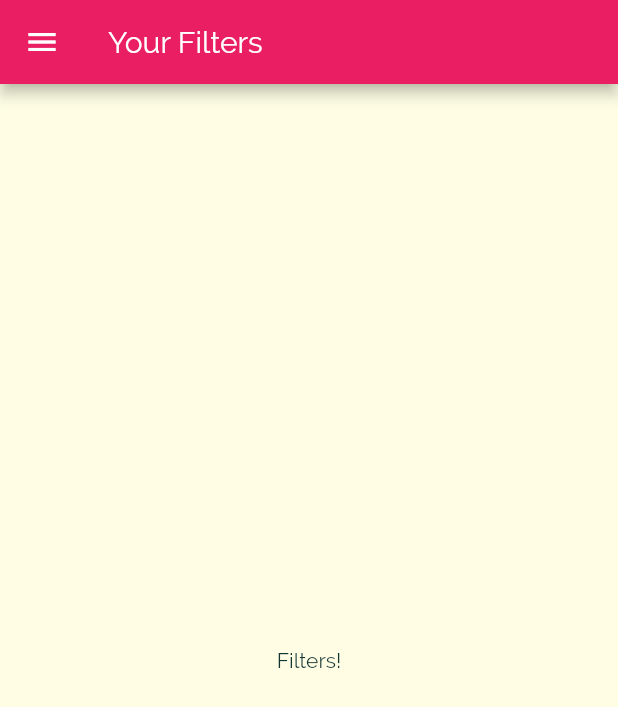
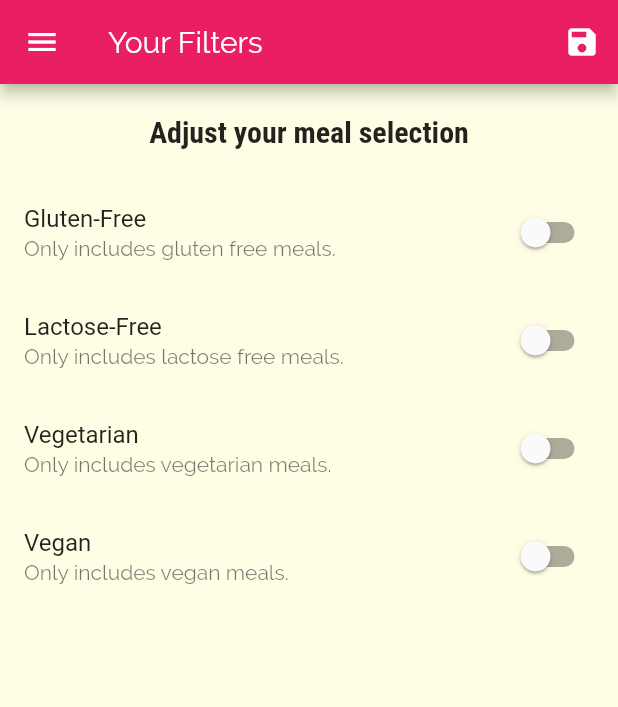
Before and after one commit to hassan1709/mealsApp, a Flutter app: the FiltersScreen screen opened by its route, on a phone screen of 412 x 824 dp. Shown: the top 707 px of the screen. Run offline on Flutter 3.47's test engine with Material 2 defaults, Android fonts, the phone set to English and light mode, and no system bars.

Commit message:
Adding filter switches and logic

```diff
--- a/lib/main.dart
+++ b/lib/main.dart
@@ -1,16 +1,55 @@
+import 'dart:core';
+
 import 'package:flutter/material.dart';
 import './screens/tabs_screen.dart';
 import './screens/meal_detail_screen.dart';
 import './screens/category_meals_screen.dart';
 import './screens/categories_screen.dart';
 import './screens/filters_screen.dart';
+import './models/meal.dart';
+import 'dummy_data.dart';
 
 void main() {
   runApp(MyApp());
 }
 
-class MyApp extends StatelessWidget {
+class MyApp extends StatefulWidget {
   // This widget is the root of your application.
+  @override
+  _MyAppState createState() => _MyAppState();
+}
+
+class _MyAppState extends State<MyApp> {
+  Map<String, bool> _filters = {
+    'gluten': false,
+    'lactose': false,
+    'vegan': false,
+    'vegetarian': false,
+  };
+
+  List<Meal> _availableMeals = DUMMY_MEALS;
+
+  void _setFilters(Map<String, bool> filterData) {
+    setState(() {
+      _filters = filterData;
+      _availableMeals = DUMMY_MEALS.where((meal) {
+        if (_filters['gluten'] && !meal.isGlutenFree) {
+          return false;
+        }
+        if (_filters['lactose'] && !meal.isLactoseFree) {
+          return false;
+        }
+        if (_filters['vegan'] && !meal.isVegan) {
+          return false;
+        }
+        if (_filters['vegetarian'] && !meal.isVegetarian) {
+          return false;
+        }
+        return true;
+      }).toList();
+    });
+  }
+
   @override
   Widget build(BuildContext context) {
     return MaterialApp(
@@ -41,9 +80,9 @@ class MyApp extends StatelessWidget {
       initialRoute: '/', //default is '/'
       routes: {
         '/': (ctx) => TabsScreen(), //CategoriesScreen(),
-        CategoryMealsScreen.routeName: (ctx) => CategoryMealsScreen(),
+        CategoryMealsScreen.routeName: (ctx) => CategoryMealsScreen(_availableMeals),
         MealDetailScreen.routeName: (ctx) => MealDetailScreen(),
-        FiltersScreen.routeName: (ctx) => FiltersScreen(),
+        FiltersScreen.routeName: (ctx) => FiltersScreen(_filters, _setFilters),
       },
       onUnknownRoute: (settings) {
         return MaterialPageRoute(builder: (ctx) => CategoriesScreen());
--- a/lib/screens/category_meals_screen.dart
+++ b/lib/screens/category_meals_screen.dart
@@ -1,10 +1,12 @@
 import 'package:flutter/material.dart';
 import '../widgets/meal_item.dart';
-import '../dummy_data.dart';
 import '../models/meal.dart';
 
 class CategoryMealsScreen extends StatefulWidget {
   static const routeName = '/category-meals';
+  final List<Meal> availableMeals;
+
+  CategoryMealsScreen(this.availableMeals);
 
   @override
   _CategoryMealsScreenState createState() => _CategoryMealsScreenState();
@@ -24,7 +26,7 @@ class _CategoryMealsScreenState extends State<CategoryMealsScreen> {
     final routeArgs = ModalRoute.of(context).settings.arguments as Map<String, String>;
     categoryTitle = routeArgs['title'];
     final categoryId = routeArgs['id'];
-    displayMeals = DUMMY_MEALS.where((meal) {
+    displayMeals = widget.availableMeals.where((meal) {
       return meal.categories.contains(categoryId);
     }).toList();
     super.didChangeDependencies();
--- a/lib/screens/filters_screen.dart
+++ b/lib/screens/filters_screen.dart
@@ -1,17 +1,124 @@
 import 'package:flutter/material.dart';
 import '../widgets/main_drawer.dart';
 
-class FiltersScreen extends StatelessWidget {
+class FiltersScreen extends StatefulWidget {
   static const routeName = '/filters';
+
+  final Map<String, bool> currentFilters;
+  final Function saveFilters;
+
+  FiltersScreen(this.currentFilters, this.saveFilters);
+
+  @override
+  _FiltersScreenState createState() => _FiltersScreenState();
+}
+
+class _FiltersScreenState extends State<FiltersScreen> {
+  var _glutenFree = false;
+  var _vegetarian = false;
+  var _vegan = false;
+  var _lactoseFree = false;
+
+  @override
+  initState() {
+    _glutenFree = widget.currentFilters['gluten'];
+    _vegetarian = widget.currentFilters['vegetarian'];
+    _vegan = widget.currentFilters['vegan'];
+    _lactoseFree = widget.currentFilters['lactose'];
+
+    super.initState();
+  }
+
+  Widget _builtSwitchListTile(
+    String title,
+    String description,
+    bool currentValue,
+    Function updateValue,
+  ) {
+    return SwitchListTile(
+      title: Text(title),
+      value: currentValue,
+      subtitle: Text(description),
+      onChanged: updateValue,
+    );
+  }
+
   @override
   Widget build(BuildContext context) {
     return Scaffold(
       appBar: AppBar(
         title: Text('Your Filters'),
+        actions: <Widget>[
+          IconButton(
+            icon: Icon(Icons.save),
+            onPressed: () {
+              final selectedFilters = {
+                'gluten': _glutenFree,
+                'lactose': _lactoseFree,
+                'vegan': _vegan,
+                'vegetarian': _vegetarian,
+              };
+              widget.saveFilters(selectedFilters);
+            },
+          ),
+        ],
       ),
       drawer: MainDrawer(),
-      body: Center(
-        child: Text('Filters!'),
+      body: Column(
+        children: <Widget>[
+          Container(
+            padding: EdgeInsets.all(20),
+            child: Text(
+              'Adjust your meal selection',
+              style: Theme.of(context).textTheme.headline6,
+            ),
+          ),
+          Expanded(
+              child: ListView(
+            children: <Widget>[
+              _builtSwitchListTile(
+                'Gluten-Free',
+                'Only includes gluten free meals.',
+                _glutenFree,
+                (newValue) {
+                  setState(() {
+                    _glutenFree = newValue;
+                  });
+                },
+              ),
+              _builtSwitchListTile(
+                'Lactose-Free',
+                'Only includes lactose free meals.',
+                _lactoseFree,
+                (newValue) {
+                  setState(() {
+                    _lactoseFree = newValue;
+                  });
+                },
+              ),
+              _builtSwitchListTile(
+                'Vegetarian',
+                'Only includes vegetarian meals.',
+                _vegetarian,
+                (newValue) {
+                  setState(() {
+                    _vegetarian = newValue;
+                  });
+                },
+              ),
+              _builtSwitchListTile(
+                'Vegan',
+                'Only includes vegan meals.',
+                _vegan,
+                (newValue) {
+                  setState(() {
+                    _vegan = newValue;
+                  });
+                },
+              ),
+            ],
+          )),
+        ],
       ),
     );
   }
```
